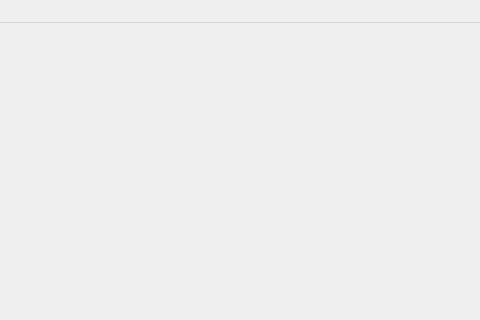
Old version of the form untitled/mainmenu.ui in the repository HhTtLllL/TTMS_network; both pictures show x 120 to 600 and y 0 to 320 of the 800 by 600 pixel window.
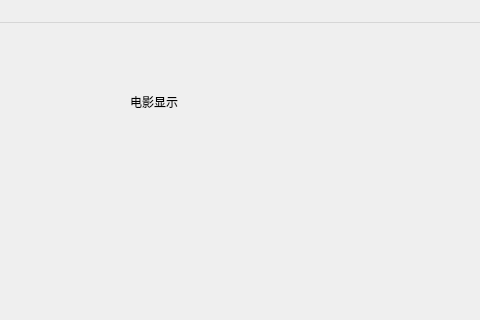
New version of the form. The open tabs and pages were chosen to show the change.

```diff
--- a/untitled/mainmenu.ui
+++ b/untitled/mainmenu.ui
@@ -17,8 +17,8 @@
    <widget class="QStackedWidget" name="stackedWidget">
     <property name="geometry">
      <rect>
-      <x>60</x>
-      <y>80</y>
+      <x>50</x>
+      <y>50</y>
       <width>674</width>
       <height>431</height>
      </rect>
@@ -490,7 +490,21 @@
       </property>
      </widget>
     </widget>
-    <widget class="QWidget" name="get_movie_ui"/>
+    <widget class="QWidget" name="get_movie_ui">
+     <widget class="QLabel" name="label_38">
+      <property name="geometry">
+       <rect>
+        <x>200</x>
+        <y>20</y>
+        <width>221</width>
+        <height>17</height>
+       </rect>
+      </property>
+      <property name="text">
+       <string>电影显示</string>
+      </property>
+     </widget>
+    </widget>
     <widget class="QWidget" name="modify_movie_inforation">
      <widget class="QLabel" name="label_16">
       <property name="geometry">
```
Left out of the diff: 17 changed lines with no effect on the pictures.
